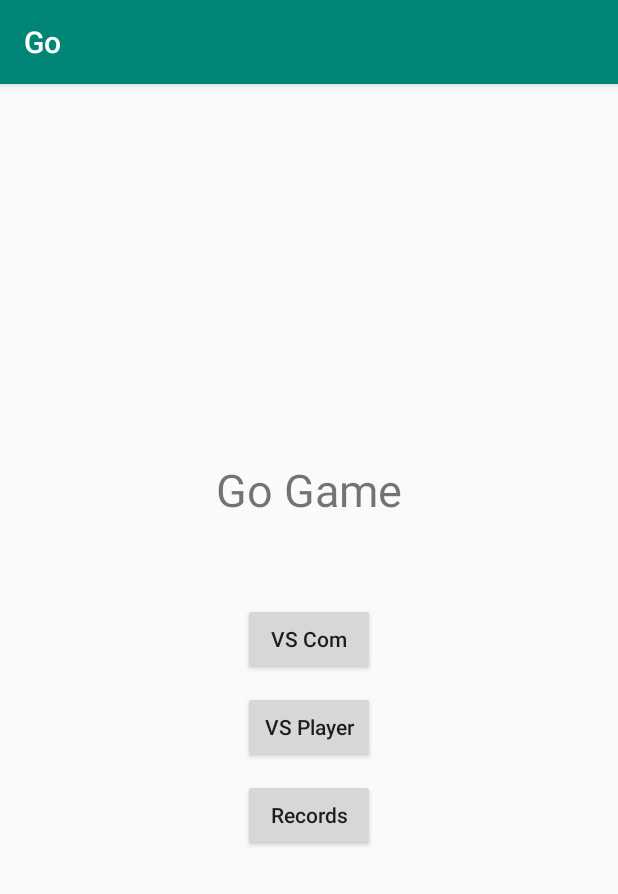
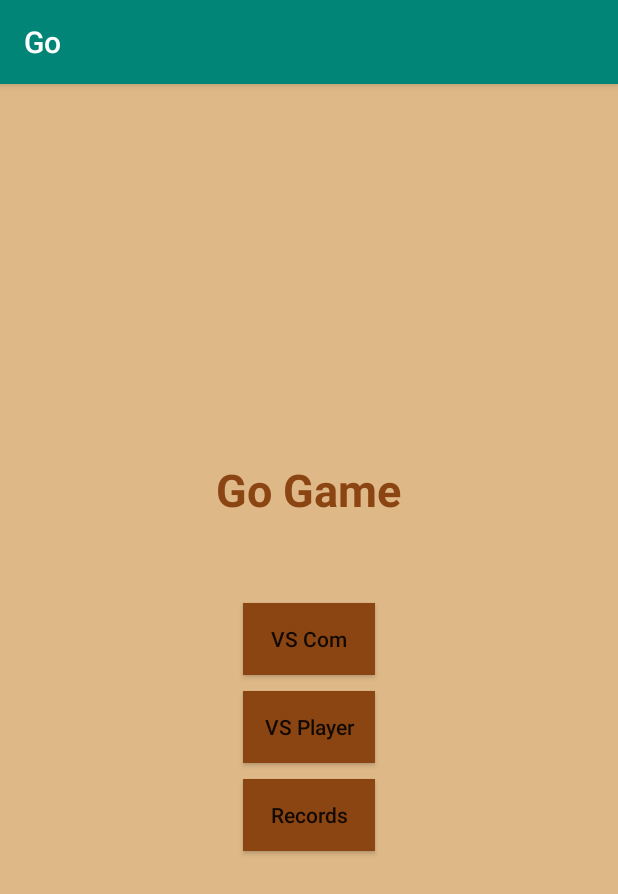
Before and after one commit to Hala-Alsouly/assignapp2019s1, an Android app: the screen it shows after launch (MainActivity), on a phone screen of 412 x 824 dp. Shown: the top 894 px of the screen. Run offline under Robolectric (Android 15) with nearby library versions, the phone set to English and light mode, and no system bars.

Commit message:
All layouts have the same design

```diff
--- a/app/src/main/res/layout/activity_main.xml
+++ b/app/src/main/res/layout/activity_main.xml
@@ -4,6 +4,7 @@
     xmlns:tools="http://schemas.android.com/tools"
     android:layout_width="match_parent"
     android:layout_height="match_parent"
+    android:background="@color/BurlyWood"
     tools:context=".MainActivity">
 
     <TextView
@@ -12,6 +13,8 @@
         android:layout_height="wrap_content"
         android:text="Go Game"
         android:textSize="30dp"
+        android:textStyle="bold"
+        android:textColor="@color/SaddleBrown"
         android:textAllCaps="false"
         android:layout_centerHorizontal="true"
         android:layout_marginTop="250dp"
@@ -33,6 +36,7 @@
             android:layout_width="wrap_content"
             android:layout_height="wrap_content"
             android:layout_margin="5dp"
+            android:background="@color/SaddleBrown"
             android:onClick="onClick_VsCom"/>
         <Button
             android:id="@+id/btn_VsPlayer"
@@ -41,6 +45,7 @@
             android:layout_width="wrap_content"
             android:layout_height="wrap_content"
             android:layout_margin="5dp"
+            android:background="@color/SaddleBrown"
             android:onClick="onClick_VsPlayer"/>
         <Button
             android:id="@+id/btn_CheckRecords"
@@ -49,6 +54,7 @@
             android:layout_width="wrap_content"
             android:layout_height="wrap_content"
             android:layout_margin="5dp"
+            android:background="@color/SaddleBrown"
             android:onClick="onClick_CheckRecords"/>
 
     </LinearLayout>
```
